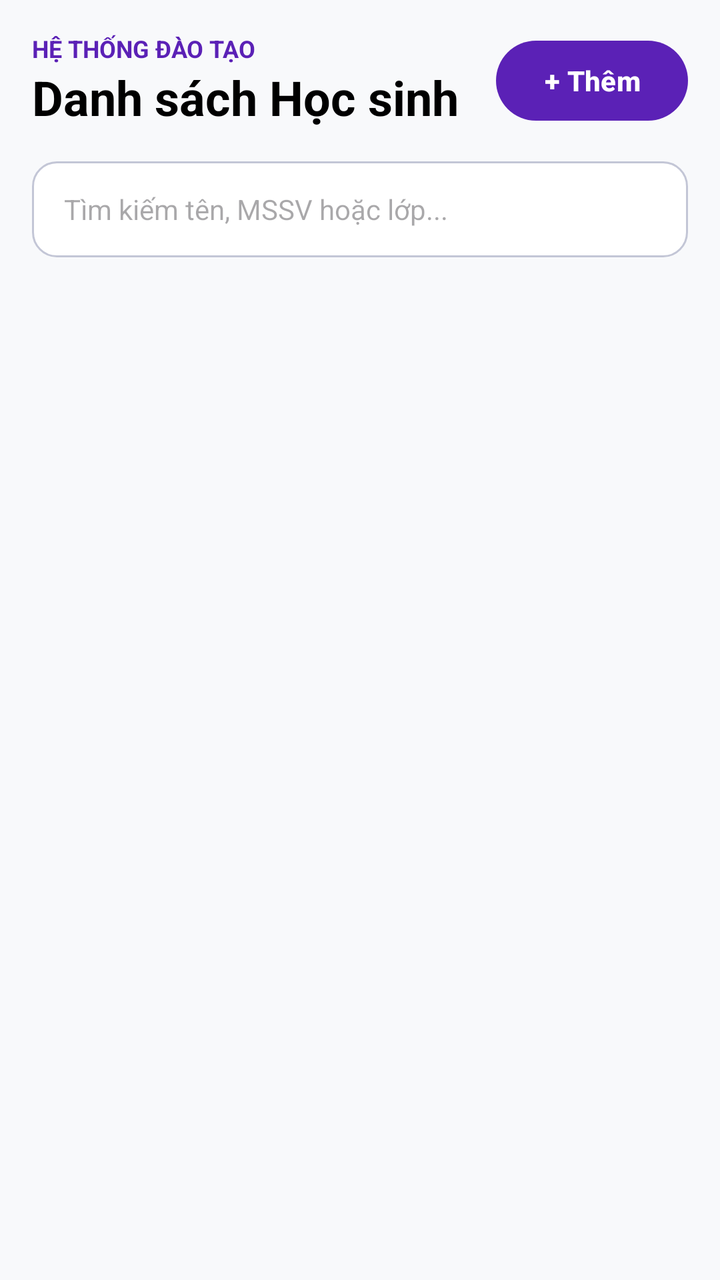
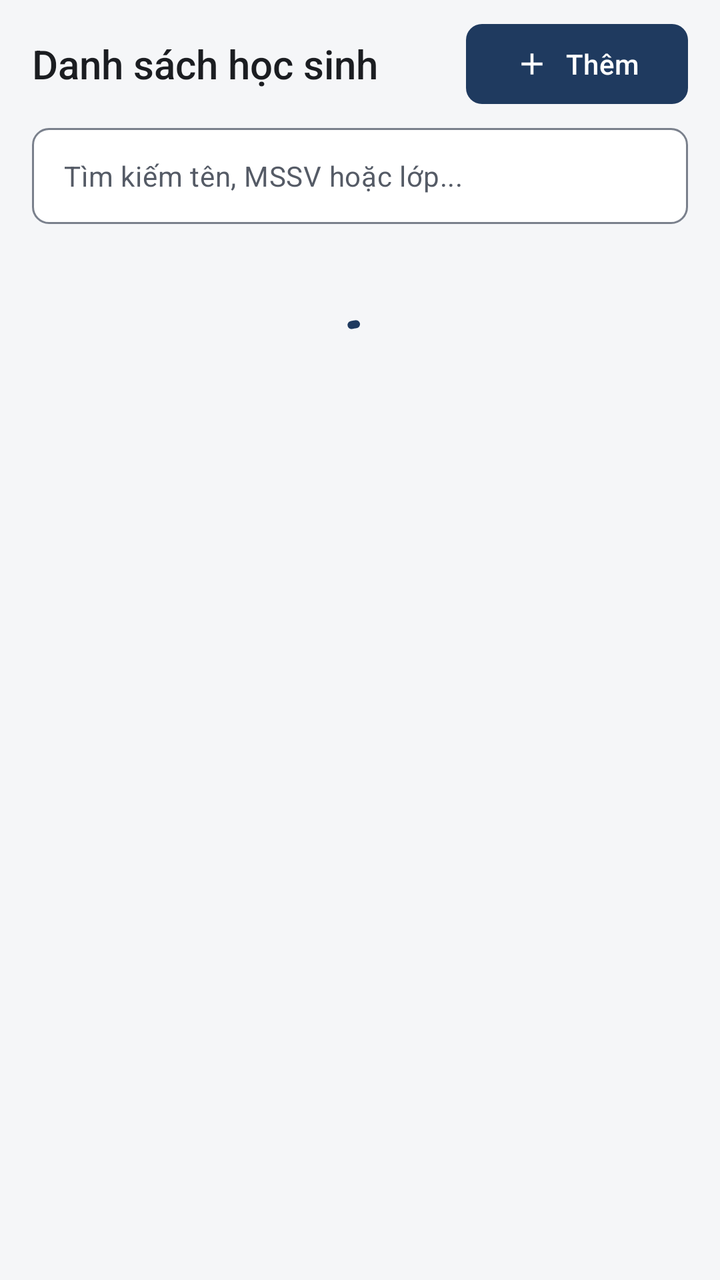

Two renders of the same Android screen: before a commit and after it. Below are the layout's source before the change and the commit's diff.
<!-- AndroidManifest.xml: application theme Theme.Kstudy -->
<!-- res/layout/fragment_manage_students.xml -->
<?xml version="1.0" encoding="utf-8"?>
<RelativeLayout xmlns:android="http://schemas.android.com/apk/res/android"
    xmlns:app="http://schemas.android.com/apk/res-auto"
    android:layout_width="match_parent"
    android:layout_height="match_parent"
    android:background="@color/background">

    
    <LinearLayout
        android:id="@+id/studentsHeader"
        android:layout_width="match_parent"
        android:layout_height="wrap_content"
        android:orientation="horizontal"
        android:padding="16dp"
        android:gravity="center_vertical">

        <LinearLayout
            android:layout_width="0dp"
            android:layout_height="wrap_content"
            android:layout_weight="1"
            android:orientation="vertical">

            <TextView
                android:layout_width="wrap_content"
                android:layout_height="wrap_content"
                android:text="HỆ THỐNG ĐÀO TẠO"
                android:textColor="@color/primary"
                android:textSize="12sp"
                android:textStyle="bold" />

            <TextView
                android:layout_width="wrap_content"
                android:layout_height="wrap_content"
                android:text="Danh sách Học sinh"
                android:textColor="@color/black"
                android:textSize="24sp"
                android:textStyle="bold" />
        </LinearLayout>

        <Button
            android:id="@+id/btnAddStudent"
            style="@style/Widget.Material3.Button"
            android:layout_width="wrap_content"
            android:layout_height="wrap_content"
            android:text="+ Thêm"
            android:textColor="@color/white"
            android:textSize="14sp"
            android:textStyle="bold" />
    </LinearLayout>

    
    <EditText
        android:id="@+id/etSearchStudent"
        android:layout_width="match_parent"
        android:layout_height="48dp"
        android:layout_below="@id/studentsHeader"
        android:layout_marginHorizontal="16dp"
        android:layout_marginBottom="12dp"
        android:background="@drawable/bg_edit_text"
        android:hint="Tìm kiếm tên, MSSV hoặc lớp..."
        android:inputType="text"
        android:paddingHorizontal="16dp"
        android:textColor="@color/black"
        android:textSize="14sp" />

    
    <androidx.recyclerview.widget.RecyclerView
        android:id="@+id/rvStudents"
        android:layout_width="match_parent"
        android:layout_height="match_parent"
        android:layout_below="@id/etSearchStudent"
        android:clipToPadding="false"
        android:paddingBottom="16dp" />
</RelativeLayout>
<!-- resources referenced by this layout -->
<resources>
  <color name="background">#F8F9FB</color>
  <color name="black">#FF000000</color>
  <color name="primary">#5B21B6</color>
  <color name="white">#FFFFFFFF</color>
  <!-- drawable bg_edit_text (drawable) -->
  <?xml version="1.0" encoding="utf-8"?>
  <shape xmlns:android="http://schemas.android.com/apk/res/android"
      android:shape="rectangle">
      <solid android:color="@color/surface" />
      <corners android:radius="12dp" />
      <stroke
          android:width="1dp"
          android:color="@color/outline_variant" />
  </shape>
  <color name="outline_variant">#C3C6D6</color>
  <style name="Base.Theme.Kstudy" parent="Theme.Material3.Light.NoActionBar">
          
          <item name="colorPrimary">@color/primary</item>
          <item name="colorOnPrimary">@color/white</item>
      </style>
  <!-- unchanged entries left out for length: 2 -->
</resources>

<!-- the commit's change to res/layout/fragment_manage_students.xml (unified diff, before → after) -->
@@ -1,74 +1,79 @@
 <?xml version="1.0" encoding="utf-8"?>
-<RelativeLayout xmlns:android="http://schemas.android.com/apk/res/android"
+<LinearLayout xmlns:android="http://schemas.android.com/apk/res/android"
     xmlns:app="http://schemas.android.com/apk/res-auto"
     android:layout_width="match_parent"
     android:layout_height="match_parent"
-    android:background="@color/background">
+    android:background="?android:attr/colorBackground"
+    android:orientation="vertical">
 
-    
     <LinearLayout
         android:id="@+id/studentsHeader"
-        android:layout_width="match_parent"
-        android:layout_height="wrap_content"
-        android:orientation="horizontal"
-        android:padding="16dp"
-        android:gravity="center_vertical">
+        style="@style/Widget.Kstudy.AppBar">
 
-        <LinearLayout
+        <TextView
             android:layout_width="0dp"
             android:layout_height="wrap_content"
             android:layout_weight="1"
-            android:orientation="vertical">
-
-            <TextView
-                android:layout_width="wrap_content"
-                android:layout_height="wrap_content"
-                android:text="HỆ THỐNG ĐÀO TẠO"
-                android:textColor="@color/primary"
-                android:textSize="12sp"
-                android:textStyle="bold" />
-
-            <TextView
-                android:layout_width="wrap_content"
-                android:layout_height="wrap_content"
-                android:text="Danh sách Học sinh"
-                android:textColor="@color/black"
-                android:textSize="24sp"
-                android:textStyle="bold" />
-        </LinearLayout>
+            android:text="Danh sách học sinh"
+            android:textAppearance="@style/TextAppearance.Kstudy.Title" />
 
         <Button
             android:id="@+id/btnAddStudent"
-            style="@style/Widget.Material3.Button"
             android:layout_width="wrap_content"
             android:layout_height="wrap_content"
-            android:text="+ Thêm"
-            android:textColor="@color/white"
-            android:textSize="14sp"
-            android:textStyle="bold" />
+            android:text="Thêm"
+            app:icon="@drawable/ic_add" />
     </LinearLayout>
 
-    
     <EditText
         android:id="@+id/etSearchStudent"
         android:layout_width="match_parent"
         android:layout_height="48dp"
-        android:layout_below="@id/studentsHeader"
-        android:layout_marginHorizontal="16dp"
+        android:layout_marginHorizontal="@dimen/screen_padding"
         android:layout_marginBottom="12dp"
         android:background="@drawable/bg_edit_text"
         android:hint="Tìm kiếm tên, MSSV hoặc lớp..."
+        android:importantForAutofill="no"
         android:inputType="text"
         android:paddingHorizontal="16dp"
-        android:textColor="@color/black"
-        android:textSize="14sp" />
+        android:textAppearance="@style/TextAppearance.Kstudy.Body"
+        android:textColorHint="?attr/colorOnSurfaceVariant" />
 
-    
-    <androidx.recyclerview.widget.RecyclerView
-        android:id="@+id/rvStudents"
+    <FrameLayout
         android:layout_width="match_parent"
-        android:layout_height="match_parent"
-        android:layout_below="@id/etSearchStudent"
-        android:clipToPadding="false"
-        android:paddingBottom="16dp" />
-</RelativeLayout>
+        android:layout_height="match_parent">
+
+        <androidx.recyclerview.widget.RecyclerView
+            android:id="@+id/rvStudents"
+            android:layout_width="match_parent"
+            android:layout_height="match_parent"
+            android:clipToPadding="false"
+            android:paddingHorizontal="@dimen/screen_padding"
+            android:paddingBottom="16dp" />
+
+        <include layout="@layout/view_list_state" />
+    </FrameLayout>
+</LinearLayout>
+<!-- res/layout/view_list_state.xml (included above) -->
+<?xml version="1.0" encoding="utf-8"?>
+<FrameLayout xmlns:android="http://schemas.android.com/apk/res/android"
+    android:layout_width="match_parent"
+    android:layout_height="wrap_content"
+    android:paddingHorizontal="@dimen/screen_padding"
+    android:paddingVertical="32dp">
+
+    <com.google.android.material.progressindicator.CircularProgressIndicator
+        android:id="@+id/pbListLoading"
+        android:layout_width="wrap_content"
+        android:layout_height="wrap_content"
+        android:layout_gravity="center_horizontal"
+        android:indeterminate="true" />
+
+    <TextView
+        android:id="@+id/tvListEmpty"
+        android:layout_width="match_parent"
+        android:layout_height="wrap_content"
+        android:gravity="center"
+        android:textAppearance="@style/TextAppearance.Kstudy.Body.Secondary"
+        android:visibility="gone" />
+</FrameLayout>
<!-- resource entries referenced after the edit -->
@@ -1,25 +1,171 @@
 <!-- resources referenced by this layout -->
 <resources>
-  <color name="background">#F8F9FB</color>
-  <color name="black">#FF000000</color>
-  <color name="primary">#5B21B6</color>
-  <color name="white">#FFFFFFFF</color>
+  <dimen name="screen_padding">16dp</dimen>
+  <color name="background">#F5F6F8</color>
+  <color name="on_surface">#1B1D21</color>
+  <color name="surface_container">#ECEEF2</color>
+  <color name="text_secondary">#555B66</color>
+  <color name="surface_inverse">#2F3237</color>
+  <color name="on_surface_inverse">#F1F2F4</color>
+  <color name="surface_dim">#DCDEE3</color>
+  <color name="surface_container_low">#F5F6F8</color>
+  <color name="surface_container_high">#E4E7EC</color>
+  <color name="primary">#1F3A5F</color>
+  <color name="outline">#7A808C</color>
+  <dimen name="app_bar_height">64dp</dimen>
   <!-- drawable bg_edit_text (drawable) -->
   <?xml version="1.0" encoding="utf-8"?>
-  <shape xmlns:android="http://schemas.android.com/apk/res/android"
-      android:shape="rectangle">
-      <solid android:color="@color/surface" />
-      <corners android:radius="12dp" />
-      <stroke
-          android:width="1dp"
-          android:color="@color/outline_variant" />
-  </shape>
-  <color name="outline_variant">#C3C6D6</color>
+  <selector xmlns:android="http://schemas.android.com/apk/res/android">
+      <item android:state_focused="true">
+          <shape android:shape="rectangle">
+              <solid android:color="@color/surface" />
+              <corners android:radius="@dimen/radius_control" />
+              <stroke
+                  android:width="2dp"
+                  android:color="@color/primary" />
+          </shape>
+      </item>
+      <item>
+          <shape android:shape="rectangle">
+              <solid android:color="@color/surface" />
+              <corners android:radius="@dimen/radius_control" />
+              <stroke
+                  android:width="1dp"
+                  android:color="@color/outline" />
+          </shape>
+      </item>
+  </selector>
+  <!-- drawable ic_add (drawable) -->
+  <vector xmlns:android="http://schemas.android.com/apk/res/android"
+      android:width="24dp"
+      android:height="24dp"
+      android:viewportWidth="24"
+      android:viewportHeight="24">
+      <path
+          android:fillColor="#FF000000"
+          android:pathData="M19,13h-6v6h-2v-6H5v-2h6V5h2v6h6v2z" />
+  </vector>
+  <style name="TextAppearance.Kstudy.Body" parent="TextAppearance.Material3.BodyMedium">
+          <item name="android:textColor">?attr/colorOnSurface</item>
+      </style>
+  <style name="TextAppearance.Kstudy.Body.Secondary">
+          <item name="android:textColor">?attr/colorOnSurfaceVariant</item>
+      </style>
+  <style name="TextAppearance.Kstudy.Title" parent="TextAppearance.Material3.TitleLarge">
+          <item name="android:textSize">20sp</item>
+          <item name="android:fontFamily">sans-serif-medium</item>
+          <item name="fontFamily">sans-serif-medium</item>
+          <item name="android:textColor">?attr/colorOnSurface</item>
+      </style>
+  <style name="Widget.Kstudy.AppBar" parent="">
+          <item name="android:layout_width">match_parent</item>
+          <item name="android:layout_height">wrap_content</item>
+          <item name="android:minHeight">@dimen/app_bar_height</item>
+          <item name="android:orientation">horizontal</item>
+          <item name="android:gravity">center_vertical</item>
+          <item name="android:paddingStart">@dimen/screen_padding</item>
+          <item name="android:paddingEnd">@dimen/screen_padding</item>
+          <item name="android:paddingTop">8dp</item>
+          <item name="android:paddingBottom">8dp</item>
+          <item name="android:clipToPadding">false</item>
+      </style>
+  <dimen name="radius_control">8dp</dimen>
+  <color name="outline_variant">#DDE0E6</color>
+  <color name="error">#B3261E</color>
+  <color name="error_container">#FBEAE8</color>
+  <color name="on_error_container">#5F1410</color>
+  <dimen name="radius_container">12dp</dimen>
+  <style name="Widget.Kstudy.Button" parent="Widget.Material3.Button">
+          <item name="shapeAppearanceOverlay">@style/ShapeAppearanceOverlay.Kstudy.Control</item>
+      </style>
+  <style name="Widget.Kstudy.Button.Outlined" parent="Widget.Material3.Button.OutlinedButton">
+          <item name="shapeAppearanceOverlay">@style/ShapeAppearanceOverlay.Kstudy.Control</item>
+      </style>
+  <style name="Widget.Kstudy.Button.Text" parent="Widget.Material3.Button.TextButton">
+          <item name="shapeAppearanceOverlay">@style/ShapeAppearanceOverlay.Kstudy.Control</item>
+          <item name="android:minWidth">56dp</item>
+      </style>
+  <style name="ThemeOverlay.Kstudy.MaterialAlertDialog" parent="ThemeOverlay.Material3.MaterialAlertDialog">
+          <item name="alertDialogStyle">@style/MaterialAlertDialog.Kstudy</item>
+          <item name="buttonBarPositiveButtonStyle">@style/Widget.Kstudy.Button.Text.Dialog</item>
+          <item name="buttonBarNegativeButtonStyle">@style/Widget.Kstudy.Button.Text.Dialog</item>
+          <item name="buttonBarNeutralButtonStyle">@style/Widget.Kstudy.Button.Text.Dialog.Flush</item>
+      </style>
+  <style name="ShapeAppearanceOverlay.Kstudy.Control" parent="">
+          <item name="cornerFamily">rounded</item>
+          <item name="cornerSize">@dimen/radius_control</item>
+      </style>
+  <style name="MaterialAlertDialog.Kstudy" parent="MaterialAlertDialog.Material3">
+          <item name="backgroundTint">?attr/colorSurface</item>
+      </style>
+  <style name="Widget.Kstudy.Button.Text.Dialog" parent="Widget.Material3.Button.TextButton.Dialog">
+          <item name="shapeAppearanceOverlay">@style/ShapeAppearanceOverlay.Kstudy.Control</item>
+      </style>
+  <style name="Widget.Kstudy.Button.Text.Dialog.Flush">
+          <item name="android:layout_marginStart">0dp</item>
+          <item name="android:layout_marginLeft">0dp</item>
+      </style>
   <style name="Base.Theme.Kstudy" parent="Theme.Material3.Light.NoActionBar">
           
           <item name="colorPrimary">@color/primary</item>
-          <item name="colorOnPrimary">@color/white</item>
+          <item name="colorOnPrimary">@color/on_primary</item>
+          <item name="colorPrimaryContainer">@color/primary_container</item>
+          <item name="colorOnPrimaryContainer">@color/on_primary_container</item>
+          <item name="colorPrimaryInverse">@color/primary_inverse</item>
+          <item name="colorSecondary">@color/secondary</item>
+          <item name="colorOnSecondary">@color/on_primary</item>
+          <item name="colorSecondaryContainer">@color/secondary_container</item>
+          <item name="colorOnSecondaryContainer">@color/on_secondary_container</item>
+          <item name="colorTertiary">@color/secondary</item>
+          <item name="colorOnTertiary">@color/on_primary</item>
+          <item name="colorTertiaryContainer">@color/secondary_container</item>
+          <item name="colorOnTertiaryContainer">@color/on_secondary_container</item>
+          <item name="android:colorBackground">@color/background</item>
+          <item name="colorOnBackground">@color/on_surface</item>
+          <item name="colorSurface">@color/surface</item>
+          <item name="colorOnSurface">@color/on_surface</item>
+          <item name="colorSurfaceVariant">@color/surface_container</item>
+          <item name="colorOnSurfaceVariant">@color/text_secondary</item>
+          <item name="colorSurfaceInverse">@color/surface_inverse</item>
+          <item name="colorOnSurfaceInverse">@color/on_surface_inverse</item>
+          <item name="colorSurfaceBright">@color/surface</item>
+          <item name="colorSurfaceDim">@color/surface_dim</item>
+          <item name="colorSurfaceContainerLowest">@color/surface</item>
+          <item name="colorSurfaceContainerLow">@color/surface_container_low</item>
+          <item name="colorSurfaceContainer">@color/surface_container</item>
+          <item name="colorSurfaceContainerHigh">@color/surface_container_high</item>
+          <item name="colorSurfaceContainerHighest">@color/surface_container_high</item>
+          <item name="colorOutline">@color/outline</item>
+          <item name="colorOutlineVariant">@color/outline_variant</item>
+          <item name="colorError">@color/error</item>
+          <item name="colorOnError">@color/on_primary</item>
+          <item name="colorErrorContainer">@color/error_container</item>
+          <item name="colorOnErrorContainer">@color/on_error_container</item>
+  
+          
+          <item name="elevationOverlayEnabled">false</item>
+  
+          
+          <item name="shapeCornerSizeExtraSmall">@dimen/radius_control</item>
+          <item name="shapeCornerSizeSmall">@dimen/radius_control</item>
+          <item name="shapeCornerSizeMedium">@dimen/radius_container</item>
+          <item name="shapeCornerSizeLarge">@dimen/radius_container</item>
+          <item name="shapeCornerSizeLargeIncreased">@dimen/radius_container</item>
+          <item name="shapeCornerSizeExtraLarge">@dimen/radius_container</item>
+          <item name="shapeCornerSizeExtraLargeIncreased">@dimen/radius_container</item>
+  
+          <item name="materialButtonStyle">@style/Widget.Kstudy.Button</item>
+          <item name="materialButtonOutlinedStyle">@style/Widget.Kstudy.Button.Outlined</item>
+          <item name="borderlessButtonStyle">@style/Widget.Kstudy.Button.Text</item>
+          <item name="materialAlertDialogTheme">@style/ThemeOverlay.Kstudy.MaterialAlertDialog</item>
       </style>
+  <color name="on_primary">#FFFFFF</color>
+  <color name="primary_container">#E2E9F3</color>
+  <color name="on_primary_container">#14263F</color>
+  <color name="primary_inverse">#A9C1E3</color>
+  <color name="secondary">#56606E</color>
+  <color name="secondary_container">#E7EAEF</color>
+  <color name="on_secondary_container">#1C2430</color>
   <!-- unchanged entries left out for length: 2 -->
 </resources>
 
